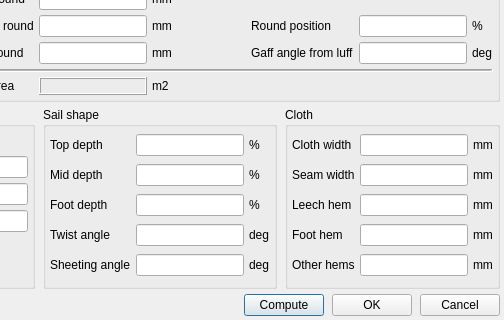
Old version of the form src/formsaildefbase.ui in the repository dhagan/sailcut; both pictures show x 331 to 835 and y 245 to 565 of the 835 by 565 pixel window.
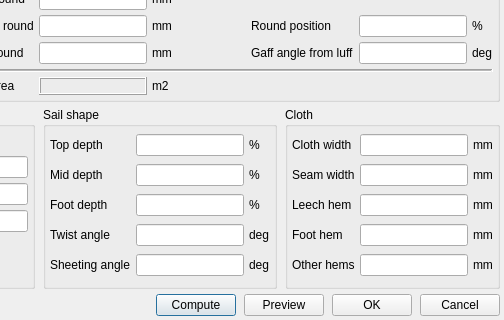
New version of the form.

Commit message:
Add Preview button and update default boat length
- Changed default boat length (LOA) from 7000mm to 5050mm
- Added Preview button to sail definition dialog
- Preview button updates sail display without closing dialog
- Dialog stays open for iterative design adjustments
- Connects previewRequested signal to update sail in real-time

```diff
--- a/src/formsaildefbase.ui
+++ b/src/formsaildefbase.ui
@@ -1080,6 +1080,13 @@
        </property>
       </widget>
      </item>
+     <item>
+      <widget class="QPushButton" name="btnPreview">
+       <property name="text">
+        <string>Preview</string>
+       </property>
+      </widget>
+     </item>
      <item>
       <widget class="QPushButton" name="btnOK">
        <property name="focusPolicy">
```
The commit also changes 4 other files.
